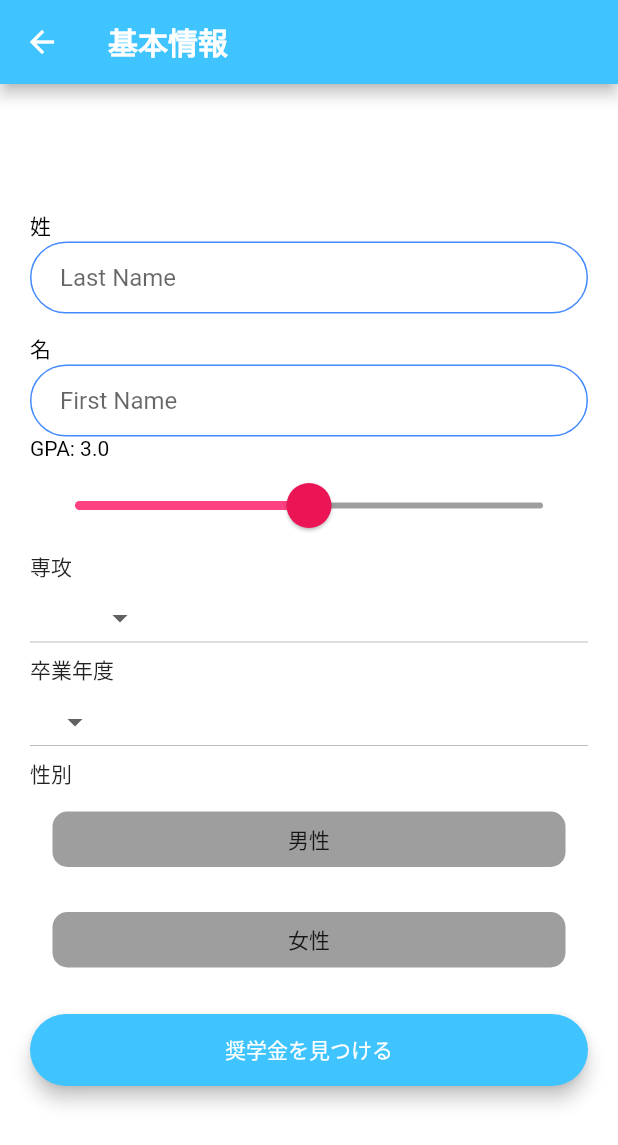
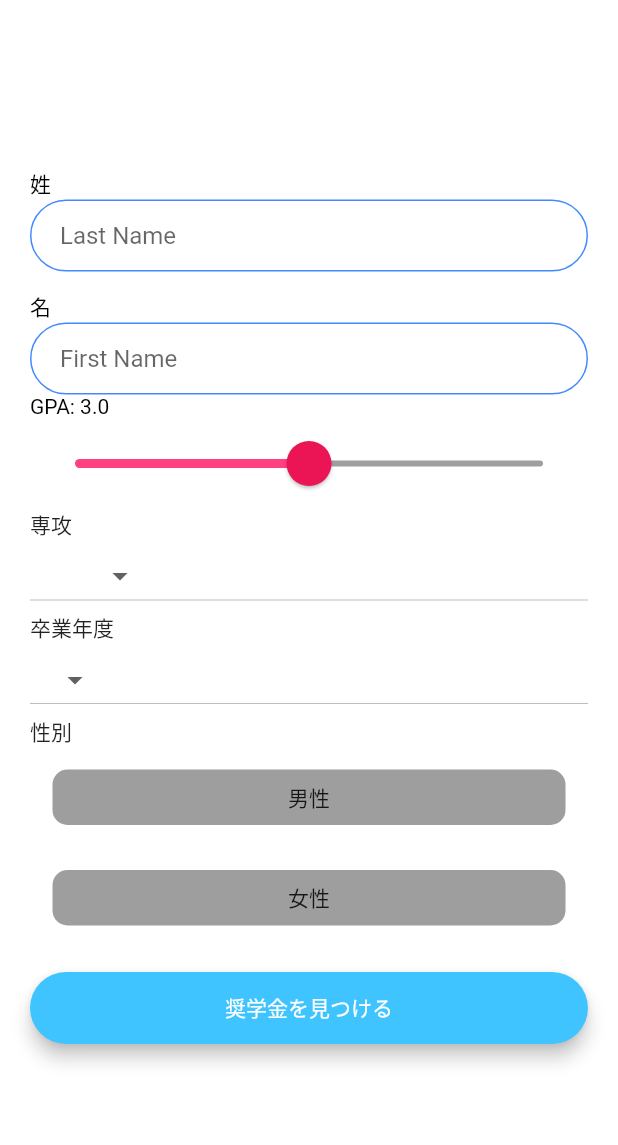
Before and after one commit to mafreud/developer_bidding, a Flutter app: the QuestionsScreen screen opened by its route, on a phone screen of 412 x 824 dp. Shown: the top 1145 px of the screen. Run offline on Flutter 3.47's test engine with Material 2 defaults, Android fonts, the phone set to English and light mode, and no system bars; our stand-ins replace animated_text_kit, cloud_firestore, firebase_auth, modal_progress_hud; accounts and stored records are empty.

Commit message:
delete appBar on QuestionScreen()

```diff
--- a/lib/screens/questions_screen.dart
+++ b/lib/screens/questions_screen.dart
@@ -6,7 +6,6 @@ import 'package:easy_fund/components/reusable_card.dart';
 import 'package:cloud_firestore/cloud_firestore.dart';
 import 'package:firebase_auth/firebase_auth.dart';
 import 'package:easy_fund/screens/home.dart';
-
 
 final _fireStore = Firestore.instance;
 FirebaseUser loggedInUser;
@@ -20,7 +19,6 @@ class QuestionsScreen extends StatefulWidget {
 }
 
 class _QuestionsScreenState extends State<QuestionsScreen> {
-
   final _auth = FirebaseAuth.instance;
   double gpa = 3.0;
   int icuId;
@@ -51,14 +49,6 @@ class _QuestionsScreenState extends State<QuestionsScreen> {
   @override
   Widget build(BuildContext context) {
     return Scaffold(
-      appBar: AppBar(
-        leading: null,
-        title: Text(
-          '基本情報',
-          style: kBoldTextStyle,
-        ),
-        backgroundColor: Colors.lightBlueAccent,
-      ),
       backgroundColor: Colors.white,
       body: Padding(
         padding: const EdgeInsets.all(20.0),
@@ -71,7 +61,6 @@ class _QuestionsScreenState extends State<QuestionsScreen> {
               style: TextStyle(color: Colors.black),
               textAlign: TextAlign.left,
             ),
-
             TextField(
               onChanged: (value) {
                 //Do something with the user input.
@@ -81,17 +70,14 @@ class _QuestionsScreenState extends State<QuestionsScreen> {
               },
               decoration: kTextFieldDecoration.copyWith(hintText: 'Last Name'),
             ),
-
             SizedBox(
               height: 13.0,
             ),
-
             Text(
               '名',
               style: TextStyle(color: Colors.black),
               textAlign: TextAlign.left,
             ),
-
             TextField(
               onChanged: (value) {
                 //Do something with the user input.
@@ -101,13 +87,11 @@ class _QuestionsScreenState extends State<QuestionsScreen> {
               },
               decoration: kTextFieldDecoration.copyWith(hintText: 'First Name'),
             ),
-
             Text(
               'GPA: $gpa',
               style: TextStyle(color: Colors.black),
               textAlign: TextAlign.left,
             ),
-
             SliderTheme(
                 data: SliderTheme.of(context).copyWith(
                     inactiveTrackColor: Colors.grey,
@@ -126,7 +110,6 @@ class _QuestionsScreenState extends State<QuestionsScreen> {
                         print(gpa);
                       });
                     })),
-
             Text("専攻"),
             DropdownButton<String>(
               value: major,
@@ -145,7 +128,7 @@ class _QuestionsScreenState extends State<QuestionsScreen> {
             ),
             Text("卒業年度"),
             DropdownButton(
-                value:icuId,
+                value: icuId,
                 items: icuIds.map<DropdownMenuItem<int>>((int value) {
                   return DropdownMenuItem<int>(
                     value: value,
@@ -165,7 +148,6 @@ class _QuestionsScreenState extends State<QuestionsScreen> {
                   });
                 },
                 colour: gender == Gender.Male ? Colors.red : Colors.grey,
-
                 cardChild: Padding(
                   padding: const EdgeInsets.all(8.0),
                   child: Text(
@@ -205,7 +187,9 @@ class _QuestionsScreenState extends State<QuestionsScreen> {
                     if (gender == null ||
                         icuId == null ||
                         major == null ||
-                        gpa == null || firstName == null || loggedInUser.email == null) {
+                        gpa == null ||
+                        firstName == null ||
+                        loggedInUser.email == null) {
                       _neverSatisfied(context);
                       print(major);
                     } else {
@@ -221,6 +205,7 @@ class _QuestionsScreenState extends State<QuestionsScreen> {
     );
   }
 }
+
 Future<void> _neverSatisfied(context) async {
   return showDialog<void>(
     context: context,
```
Lines whose indentation alone changed are shown as unchanged.
